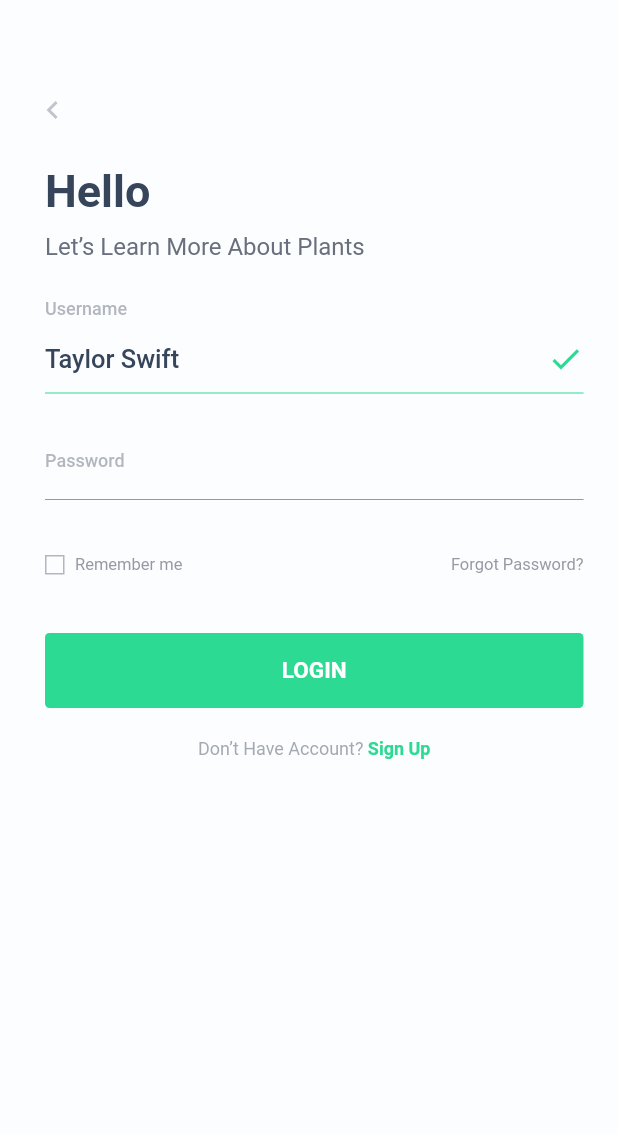
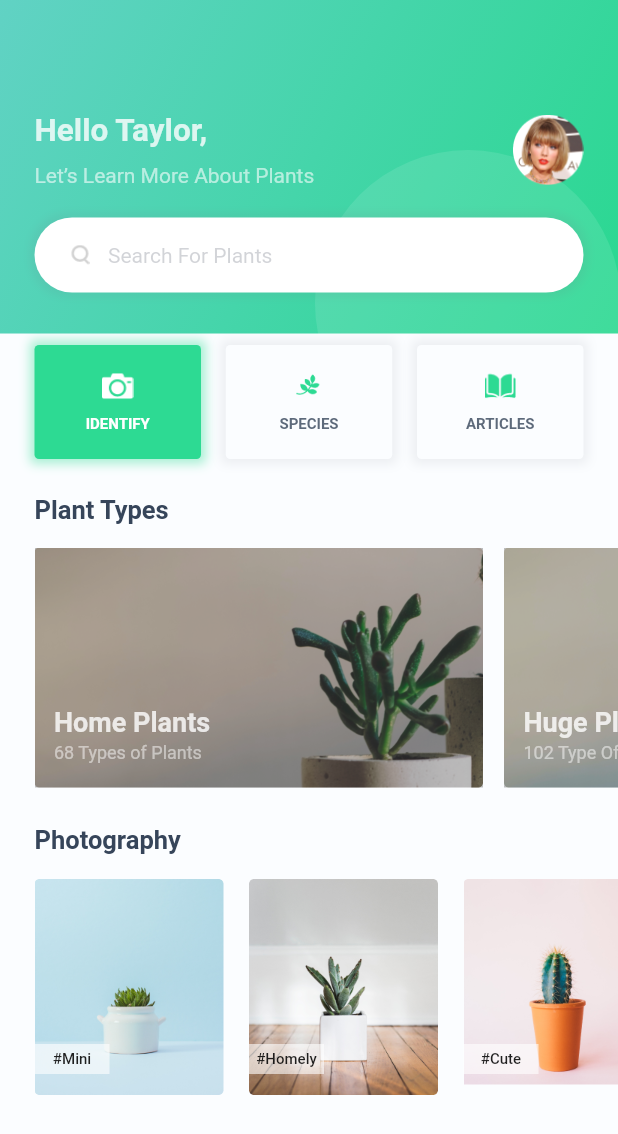
Before and after one commit to Syahro/plant_app, a Flutter app: the LoginPage screen opened directly, after a tap on "LOGIN", on a phone screen of 412 x 824 dp. Shown: the top 1134 px of the screen. Run offline on Flutter 3.47's test engine with Material 2 defaults, Android fonts, the phone set to English and light mode, and no system bars.

Commit message:
done modified homePage and add some assets or support but navbottom not

```diff
--- /dev/null
+++ b/lib/pages/home_page.dart
@@ -0,0 +1,285 @@
+import 'package:flutter/material.dart';
+import 'package:plant_app/theme.dart';
+import 'package:plant_app/widget/home_category_card.dart';
+import 'package:plant_app/widget/photo_card.dart';
+import 'package:plant_app/widget/plant_type_card.dart';
+
+class HomePage extends StatelessWidget {
+  @override
+  Widget build(BuildContext context) {
+    return Scaffold(
+      backgroundColor: backgroundColor,
+      body: Stack(
+        children: [
+          Column(
+            children: [
+              Expanded(
+                flex: 3,
+                child: Column(
+                  children: [
+                    Expanded(
+                      flex: 9,
+                      child: Container(
+                        decoration: BoxDecoration(
+                          gradient: LinearGradient(
+                            begin: Alignment.topLeft,
+                            end: Alignment.bottomRight,
+                            colors: [linearOne, linearTwo],
+                          ),
+                        ),
+                      ),
+                    ),
+                    Expanded(
+                      flex: 1,
+                      child: Container(
+                        color: backgroundColor,
+                      ),
+                    ),
+                  ],
+                ),
+              ),
+              Expanded(
+                flex: 7,
+                child: Container(
+                  color: backgroundColor,
+                ),
+              ),
+            ],
+          ),
+          Positioned(
+            left: 210,
+            bottom: 520,
+            child: Container(
+              height: 204,
+              width: 204,
+              decoration: BoxDecoration(
+                color: whiteColor.withOpacity(0.1),
+                borderRadius: BorderRadius.circular(102),
+              ),
+            ),
+          ),
+          Positioned(
+            left: 215,
+            bottom: 460,
+            child: Text(
+              'Home',
+              style: TextStyle(
+                  fontSize: 67,
+                  color: whiteColor.withOpacity(0.1),
+                  fontWeight: FontWeight.bold),
+            ),
+          ),
+          ListView(
+            children: [
+              Padding(
+                padding: EdgeInsets.only(
+                  top: 75,
+                  left: defaultMargin,
+                  right: defaultMargin,
+                ),
+                child: Column(
+                  crossAxisAlignment: CrossAxisAlignment.start,
+                  children: [
+                    Row(
+                      mainAxisAlignment: MainAxisAlignment.spaceBetween,
+                      children: [
+                        Column(
+                          crossAxisAlignment: CrossAxisAlignment.start,
+                          children: [
+                            Text(
+                              'Hello Taylor,',
+                              style: TextStyle(
+                                fontSize: 21,
+                                color: whiteColor.withOpacity(0.8),
+                                fontWeight: FontWeight.bold,
+                              ),
+                            ),
+                            SizedBox(
+                              height: 9,
+                            ),
+                            Text(
+                              'Let’s Learn More About Plants',
+                              style: TextStyle(
+                                fontSize: 14,
+                                fontWeight: FontWeight.w400,
+                                color: whiteColor.withOpacity(0.6),
+                              ),
+                            ),
+                          ],
+                        ),
+                        Image.asset(
+                          'assets/profile.png',
+                          width: 47,
+                          height: 47,
+                        ),
+                      ],
+                    ),
+                    SizedBox(
+                      height: 20,
+                    ),
+                    Container(
+                      height: 50,
+                      width: double.infinity,
+                      decoration: BoxDecoration(
+                        color: whiteColor,
+                        borderRadius: BorderRadius.circular(25),
+                        boxShadow: [
+                          BoxShadow(
+                            color: darkGreyColor.withOpacity(0.1),
+                            blurRadius: 4,
+                            spreadRadius: 3,
+                            offset: Offset.zero,
+                          )
+                        ],
+                      ),
+                      child: Padding(
+                        padding: EdgeInsets.symmetric(
+                          horizontal: defaultMargin,
+                        ),
+                        child: Row(
+                          children: [
+                            Image.asset(
+                              'assets/search.png',
+                              width: 14,
+                              height: 14,
+                            ),
+                            SizedBox(
+                              width: 12,
+                            ),
+                            Text(
+                              'Search For Plants',
+                              style: TextStyle(
+                                fontSize: 14,
+                                color: darkGreyColor.withOpacity(0.3),
+                                fontWeight: FontWeight.w400,
+                              ),
+                            ),
+                          ],
+                        ),
+                      ),
+                    ),
+                    SizedBox(
+                      height: 35,
+                    ),
+                    Row(
+                      mainAxisAlignment: MainAxisAlignment.spaceBetween,
+                      children: [
+                        HomeCategoryCard(
+                          imageUrl: 'assets/identify.png',
+                          title: 'IDENTIFY',
+                          isActive: true,
+                        ),
+                        HomeCategoryCard(
+                          imageUrl: 'assets/species.png',
+                          title: 'SPECIES',
+                          isActive: false,
+                        ),
+                        HomeCategoryCard(
+                          imageUrl: 'assets/articels.png',
+                          title: 'ARTICLES',
+                          isActive: false,
+                        ),
+                      ],
+                    ),
+                    SizedBox(
+                      height: 24,
+                    ),
+                    Text(
+                      'Plant Types',
+                      style: TextStyle(
+                        fontSize: 17,
+                        color: darkColor,
+                        fontWeight: FontWeight.bold,
+                      ),
+                    ),
+                    SizedBox(
+                      height: 15,
+                    ),
+                  ],
+                ),
+              ),
+              Padding(
+                padding: EdgeInsets.only(
+                  left: defaultMargin,
+                ),
+                child: Column(
+                  crossAxisAlignment: CrossAxisAlignment.start,
+                  children: [
+                    SingleChildScrollView(
+                      scrollDirection: Axis.horizontal,
+                      child: Row(
+                        children: [
+                          PlantTypeCard(
+                            imageUrl: 'assets/type1.png',
+                            title: 'Home Plants',
+                            countType: '68 Types of Plants',
+                          ),
+                          SizedBox(
+                            width: 14,
+                          ),
+                          PlantTypeCard(
+                            imageUrl: 'assets/type2.png',
+                            title: 'Huge Plants',
+                            countType: '102 Type Of Plants',
+                          ),
+                          SizedBox(
+                            width: defaultMargin,
+                          ),
+                        ],
+                      ),
+                    ),
+                    SizedBox(
+                      height: 25,
+                    ),
+                    Text(
+                      'Photography',
+                      style: TextStyle(
+                        fontSize: 17,
+                        color: darkColor,
+                        fontWeight: FontWeight.bold,
+                      ),
+                    ),
+                    SizedBox(
+                      height: 16,
+                    ),
+                    SingleChildScrollView(
+                      scrollDirection: Axis.horizontal,
+                      child: Row(
+                        children: [
+                          PhotoCard(
+                            imageUrl: 'assets/photo1.png',
+                            tags: '#Mini',
+                          ),
+                          SizedBox(
+                            width: 17,
+                          ),
+                          PhotoCard(
+                            imageUrl: 'assets/photo2.png',
+                            tags: '#Homely',
+                          ),
+                          SizedBox(
+                            width: 17,
+                          ),
+                          PhotoCard(
+                            imageUrl: 'assets/photo3.png',
+                            tags: '#Cute',
+                          ),
+                          SizedBox(
+                            width: defaultMargin,
+                          ),
+                        ],
+                      ),
+                    ),
+                    SizedBox(
+                      height: 25,
+                    ),
+                  ],
+                ),
+              ),
+            ],
+          )
+        ],
+      ),
+    );
+  }
+}
--- a/lib/pages/login_page.dart
+++ b/lib/pages/login_page.dart
@@ -1,4 +1,5 @@
 import 'package:flutter/material.dart';
+import 'package:plant_app/pages/home_page.dart';
 import 'package:plant_app/theme.dart';
 
 class LoginPage extends StatelessWidget {
@@ -148,7 +149,16 @@ class LoginPage extends StatelessWidget {
                     width: double.infinity,
                     height: 50,
                     child: FlatButton(
-                      onPressed: () {},
+                      onPressed: () {
+                        Navigator.push(
+                          context,
+                          MaterialPageRoute(
+                            builder: (context) {
+                              return HomePage();
+                            },
+                          ),
+                        );
+                      },
                       color: lightGreenColor,
                       child: Text(
                         'LOGIN',
--- a/lib/theme.dart
+++ b/lib/theme.dart
@@ -10,3 +10,5 @@ Color darkGreyColor = Color(0XFF6A6F7D);
 Color whiteColor = Color(0XFFFFFFFF);
 Color blueColor = Color(0XFF48A2F5);
 Color yellowColor = Color(0XFFFFCD00);
+Color linearOne = Color(0XFF61D2C4);
+Color linearTwo = Color(0XFF29D890);
--- /dev/null
+++ b/lib/widget/home_category_card.dart
@@ -0,0 +1,60 @@
+import 'package:flutter/material.dart';
+
+import '../theme.dart';
+
+class HomeCategoryCard extends StatelessWidget {
+  final String imageUrl;
+  final String title;
+  final isActive;
+
+  HomeCategoryCard({
+    this.imageUrl,
+    this.title,
+    this.isActive,
+  });
+  @override
+  Widget build(BuildContext context) {
+    return Container(
+      height: 76,
+      width:
+          ((MediaQuery.of(context).size.width - (2 * defaultMargin)) / 3) - 11,
+      decoration: BoxDecoration(
+        color: isActive ? lightGreenColor : backgroundColor,
+        borderRadius: BorderRadius.circular(3),
+        boxShadow: [
+          BoxShadow(
+            color: isActive
+                ? lightGreenColor.withOpacity(0.4)
+                : darkGreyColor.withOpacity(0.1),
+            blurRadius: 5,
+            spreadRadius: 3,
+          )
+        ],
+      ),
+      child: Center(
+        child: Column(
+          mainAxisAlignment: MainAxisAlignment.center,
+          children: [
+            Image.asset(
+              imageUrl,
+              width: 21,
+              height: 21,
+              color: isActive ? whiteColor : lightGreenColor,
+            ),
+            SizedBox(
+              height: 9,
+            ),
+            Text(
+              title,
+              style: TextStyle(
+                fontSize: 10,
+                fontWeight: FontWeight.w600,
+                color: isActive ? whiteColor : darkColor.withOpacity(0.8),
+              ),
+            ),
+          ],
+        ),
+      ),
+    );
+  }
+}
--- /dev/null
+++ b/lib/widget/photo_card.dart
@@ -0,0 +1,57 @@
+import 'package:flutter/material.dart';
+
+import '../theme.dart';
+
+class PhotoCard extends StatelessWidget {
+  final String imageUrl;
+  final String tags;
+
+  PhotoCard({
+    this.imageUrl,
+    this.tags,
+  });
+  @override
+  Widget build(BuildContext context) {
+    return Container(
+      height: 144,
+      width: 126,
+      decoration: BoxDecoration(
+        borderRadius: BorderRadius.circular(3),
+      ),
+      child: Stack(
+        children: [
+          ClipRRect(
+            borderRadius: BorderRadius.circular(3),
+            child: Image.asset(
+              imageUrl,
+              width: double.infinity,
+              height: double.infinity,
+            ),
+          ),
+          Padding(
+            padding: EdgeInsets.only(top: 110),
+            child: Row(
+              mainAxisAlignment: MainAxisAlignment.start,
+              children: [
+                Container(
+                  height: 20,
+                  width: 50,
+                  color: whiteColor.withOpacity(0.6),
+                  child: Center(
+                    child: Text(
+                      tags,
+                      style: TextStyle(
+                        fontSize: 10,
+                        fontWeight: FontWeight.w500,
+                      ),
+                    ),
+                  ),
+                )
+              ],
+            ),
+          )
+        ],
+      ),
+    );
+  }
+}
--- /dev/null
+++ b/lib/widget/plant_type_card.dart
@@ -0,0 +1,74 @@
+import 'package:flutter/material.dart';
+
+import '../theme.dart';
+
+class PlantTypeCard extends StatelessWidget {
+  final String imageUrl;
+  final String title;
+  final String countType;
+
+  PlantTypeCard({
+    this.imageUrl,
+    this.title,
+    this.countType,
+  });
+  @override
+  Widget build(BuildContext context) {
+    return Container(
+      width: 299,
+      height: 160,
+      decoration: BoxDecoration(
+        borderRadius: BorderRadius.circular(3),
+      ),
+      child: Stack(
+        children: [
+          ClipRRect(
+            borderRadius: BorderRadius.circular(3),
+            child: Image.asset(
+              imageUrl,
+              width: double.infinity,
+              height: double.infinity,
+              fit: BoxFit.cover,
+            ),
+          ),
+          Container(
+            width: double.infinity,
+            height: double.infinity,
+            color: Color(0XFF3D3D3D).withOpacity(0.32),
+          ),
+          Padding(
+            padding: EdgeInsets.only(
+              left: 13,
+              bottom: 16,
+            ),
+            child: Column(
+              mainAxisAlignment: MainAxisAlignment.end,
+              crossAxisAlignment: CrossAxisAlignment.start,
+              children: [
+                Text(
+                  title,
+                  style: TextStyle(
+                    fontSize: 18,
+                    fontWeight: FontWeight.bold,
+                    color: whiteColor.withOpacity(0.8),
+                  ),
+                ),
+                SizedBox(
+                  height: 3,
+                ),
+                Text(
+                  countType,
+                  style: TextStyle(
+                    fontSize: 12,
+                    color: whiteColor.withOpacity(0.5),
+                    fontWeight: FontWeight.w400,
+                  ),
+                )
+              ],
+            ),
+          )
+        ],
+      ),
+    );
+  }
+}
```
Also changed, not shown: assets/articels.png (added), assets/identify.png (added), assets/photo1.png (added), assets/photo2.png (added), assets/photo3.png (added), assets/profile.png (added), assets/search.png (added), assets/species.png (added), assets/type1.png (added), assets/type2.png (added).
